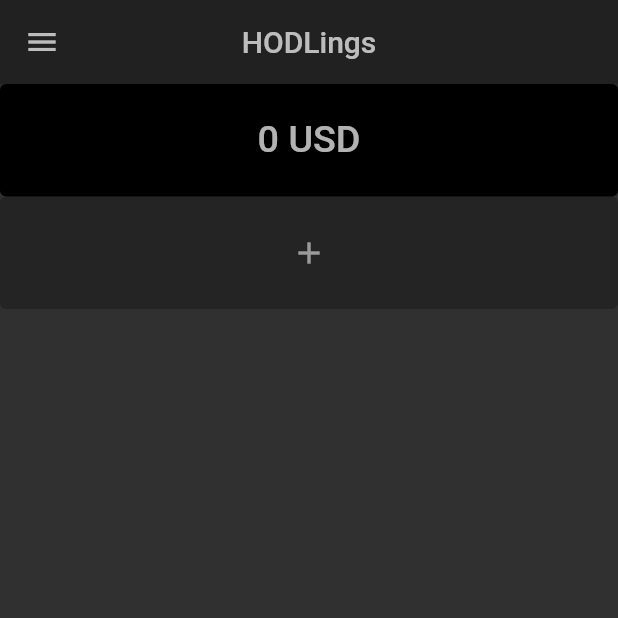
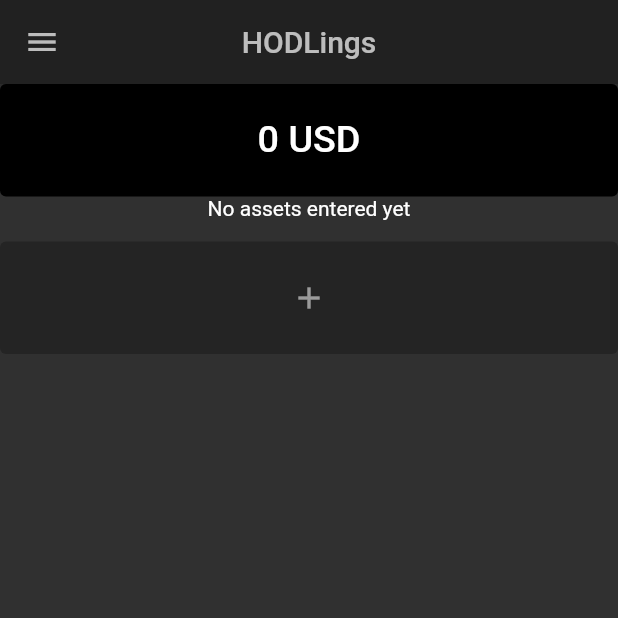
Before and after one commit to ishuley/hodlings, a Flutter app: the screen it shows after launch, on a phone screen of 412 x 824 dp, the top half of it. Run offline on Flutter 3.47's test engine with Material 2 defaults, Android fonts, the phone set to English and light mode, and no system bars; our stand-ins replace keyboard_dismisser; missing offline and left inert: flutter_barcode_scanner, search_choices.

Commit message:
housekeeping based on new understanding of Flutter

```diff
--- a/lib/add_new_asset_screen.dart
+++ b/lib/add_new_asset_screen.dart
@@ -120,7 +120,9 @@
     if (currentDataSource.endsWith("API") ||
         currentDataSource.endsWith("Address")) {
       dataSourceScannable = true;
-      dataSourceTextFieldKeyboard = TextInputType.none;
+      dataSourceTextFieldKeyboard = TextInputType
+          .none; // Nobody is going to want to type in an entire blockchain
+      // address by hand on a phone, so this disables the keyboard for that use
       return;
     }
     if (currentDataSource.endsWith("Qty") ||
--- a/lib/main.dart
+++ b/lib/main.dart
@@ -1,5 +1,6 @@
 import 'package:flutter/material.dart';
 import 'add_new_asset_screen.dart';
+import 'asset.dart';
 
 void main() => runApp(
       MaterialApp(
@@ -19,18 +20,12 @@
 
 class _MainScreenState extends State<MainScreen> {
   String netWorth = "0";
-  String symbol = "USD";
+  String vsSymbol = "USD";
+  List<AssetCard> assetList = [];
 
   void onNetWorthButtonPressed() {
     setState(() {
-      // TODO rip out this placeholder code and make this screen update appropriately
-      if (netWorth == "1,000,000") {
-        netWorth = "1,000";
-        symbol = "ETH";
-      } else {
-        netWorth = "1,000,000";
-        symbol = "USD";
-      }
+      // TODO make this screen update the vsSymbol appropriately
     });
   }
 
@@ -51,10 +46,12 @@
               children: [
                 NetWorthButton(
                   netWorth: netWorth,
-                  symbol: symbol,
+                  vsSymbol: vsSymbol,
                   onNetWorthClickCallback: onNetWorthButtonPressed,
                 ),
-                // ExampleAssetCard(),
+                AssetDisplay(
+                  assetList: assetList,
+                ),
                 const AddNewAssetButton(),
               ],
             ),
@@ -63,22 +60,16 @@
   }
 }
 
-class NetWorthButton extends StatefulWidget {
+class NetWorthButton extends StatelessWidget {
   final String netWorth;
-  final String symbol;
+  final String vsSymbol;
   final VoidCallback onNetWorthClickCallback;
-
   const NetWorthButton(
       {super.key,
       required this.netWorth,
-      required this.symbol,
+      required this.vsSymbol,
       required this.onNetWorthClickCallback});
 
-  @override
-  State<NetWorthButton> createState() => _NetWorthButtonState();
-}
-
-class _NetWorthButtonState extends State<NetWorthButton> {
   @override
   Widget build(BuildContext context) {
     return Row(
@@ -87,15 +78,15 @@
           child: SizedBox(
             height: 75,
             child: TextButton(
-                onPressed: widget.onNetWorthClickCallback,
+                onPressed: onNetWorthClickCallback,
                 style: const ButtonStyle(
                   backgroundColor:
                       MaterialStatePropertyAll<Color>(Colors.black),
                   foregroundColor:
-                      MaterialStatePropertyAll<Color>(Colors.white70),
+                      MaterialStatePropertyAll<Color>(Colors.white),
                 ),
                 child: Text(
-                  "${widget.netWorth} ${widget.symbol}",
+                  "$netWorth $vsSymbol",
                   textScaleFactor: 1.8,
                 )),
           ),
@@ -142,14 +133,9 @@
   }
 }
 
-class DrawerMenu extends StatefulWidget {
+class DrawerMenu extends StatelessWidget {
   const DrawerMenu({super.key});
 
-  @override
-  State<DrawerMenu> createState() => _DrawerMenuState();
-}
-
-class _DrawerMenuState extends State<DrawerMenu> {
   @override
   Widget build(BuildContext context) {
     return Drawer(
@@ -159,3 +145,30 @@
         ));
   }
 }
+
+class AssetDisplay extends StatelessWidget {
+  final List<AssetCard> assetList;
+  const AssetDisplay({super.key, required this.assetList});
+
+  @override
+  Widget build(BuildContext context) {
+    if (assetList.isNotEmpty) {
+      return ListView.builder(
+          itemCount: assetList.length,
+          itemBuilder: (BuildContext context, int index) {
+            return assetList[index];
+          });
+    }
+    return const SizedBox(
+      height: 30,
+      child: FractionallySizedBox(
+        widthFactor: 1,
+        child: Text(
+          "No assets entered yet",
+          style: TextStyle(color: Colors.white),
+          textAlign: TextAlign.center,
+        ),
+      ),
+    );
+  }
+}
```
Also changed, not shown: lib/accept_cancel_button.dart (+1 -6 lines), lib/asset.dart (+111 -6 lines).
